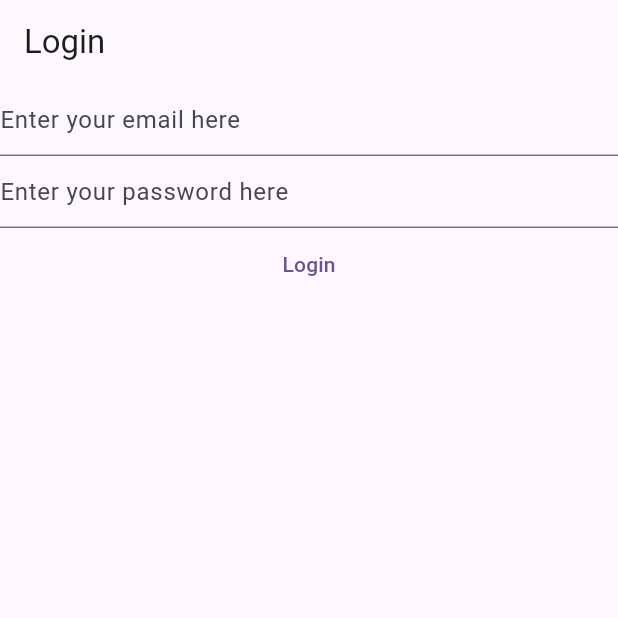
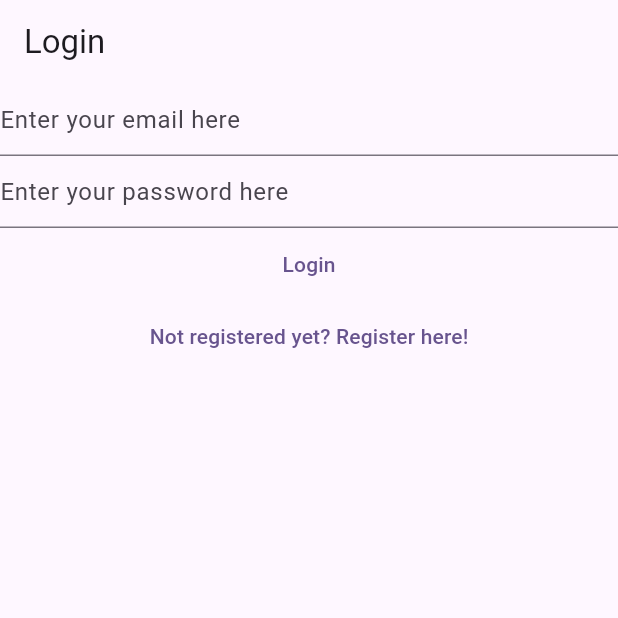
Before and after one commit to alirezaeiii/Flutter-Firebase-Playground, a Flutter app: the screen it shows after launch, on a phone screen of 412 x 824 dp, the top half of it. Run offline on Flutter 3.47's test engine with Material 3 defaults, Android fonts, the phone set to English and light mode, and no system bars; our stand-ins replace firebase_auth, firebase_core; accounts and stored records are empty; generated files the repository leaves out were written again.

Commit message:
Add email verification and connect login and register views

```diff
--- a/lib/main.dart
+++ b/lib/main.dart
@@ -1,4 +1,9 @@
+import 'package:dart/firebase_options.dart';
 import 'package:dart/view/login_view.dart';
+import 'package:dart/view/register_view.dart';
+import 'package:dart/view/verified_email.dart';
+import 'package:firebase_auth/firebase_auth.dart';
+import 'package:firebase_core/firebase_core.dart';
 import 'package:flutter/material.dart';
 
 void main() {
@@ -10,7 +15,41 @@ void main() {
         colorScheme: ColorScheme.fromSeed(seedColor: Colors.deepPurple),
         useMaterial3: true,
       ),
-      home: const LoginView(),
+      home: const HomePage(),
+      routes: {
+        '/login/': (context) => const LoginView(),
+        '/register/': (context) => const RegisterView()
+      },
     ),
   );
 }
+
+class HomePage extends StatelessWidget {
+  const HomePage({super.key});
+
+  @override
+  Widget build(BuildContext context) {
+    return FutureBuilder(
+      future: Firebase.initializeApp(
+          options: DefaultFirebaseOptions.currentPlatform),
+      builder: (context, snapshot) {
+        switch (snapshot.connectionState) {
+          case ConnectionState.done:
+            final user = FirebaseAuth.instance.currentUser;
+            if (user != null) {
+              if (user.emailVerified) {
+                print('User email is verified');
+              } else {
+                return const VerifiedEmailView();
+              }
+            } else {
+              return const LoginView();
+            }
+            return const Text('Done');
+          default:
+            return const CircularProgressIndicator();
+        }
+      },
+    );
+  }
+}
--- a/lib/view/login_view.dart
+++ b/lib/view/login_view.dart
@@ -1,6 +1,4 @@
-import 'package:dart/firebase_options.dart';
 import 'package:firebase_auth/firebase_auth.dart';
-import 'package:firebase_core/firebase_core.dart';
 import 'package:flutter/material.dart';
 
 class LoginView extends StatefulWidget {
@@ -34,29 +32,23 @@ class _LoginViewState extends State<LoginView> {
       appBar: AppBar(
         title: const Text('Login'),
       ),
-      body: FutureBuilder(
-        future: Firebase.initializeApp(
-            options: DefaultFirebaseOptions.currentPlatform),
-        builder: (context, snapshot) {
-          switch (snapshot.connectionState) {
-            case ConnectionState.done:
-              return Column(
+      body: Column(
         children: [
           TextField(
             controller: _email,
             enableSuggestions: false,
             autocorrect: false,
             keyboardType: TextInputType.emailAddress,
-                    decoration: const InputDecoration(
-                        hintText: 'Enter your email here'),
+            decoration:
+                const InputDecoration(hintText: 'Enter your email here'),
           ),
           TextField(
             controller: _password,
             obscureText: true,
             enableSuggestions: false,
             autocorrect: false,
-                    decoration: const InputDecoration(
-                        hintText: 'Enter your password here'),
+            decoration:
+                const InputDecoration(hintText: 'Enter your password here'),
           ),
           TextButton(
             onPressed: () async {
@@ -77,12 +69,16 @@ class _LoginViewState extends State<LoginView> {
             },
             child: const Text('Login'),
           ),
+          TextButton(
+            onPressed: () {
+              Navigator.of(context).pushNamedAndRemoveUntil(
+                '/register/',
+                (route) => false,
+              );
+            },
+            child: const Text('Not registered yet? Register here!'),
+          ),
         ],
-              );
-            default:
-              return const Text('Loading...');
-          }
-        },
       ),
     );
   }
```
Also changed, not shown: lib/view/register_view.dart (+14 -18 lines), lib/view/verified_email.dart (added, +32 -0 lines). Lines whose indentation alone changed are shown as unchanged.
